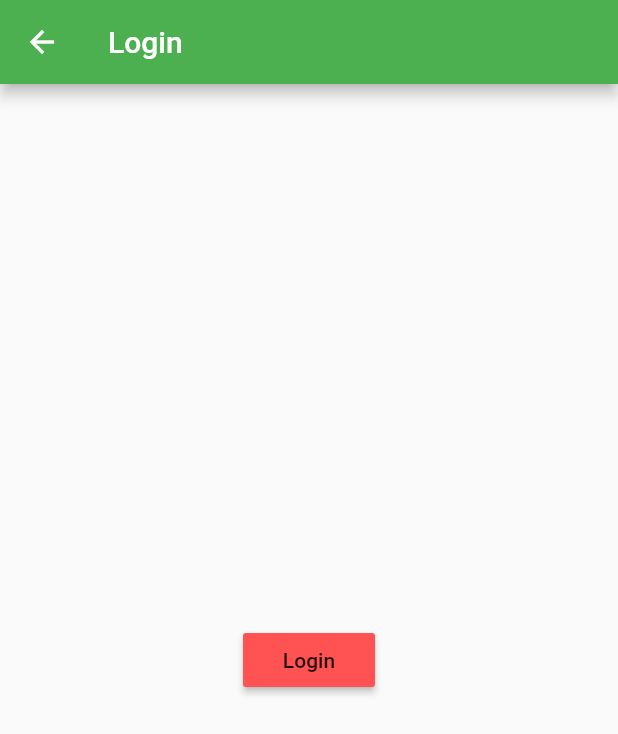
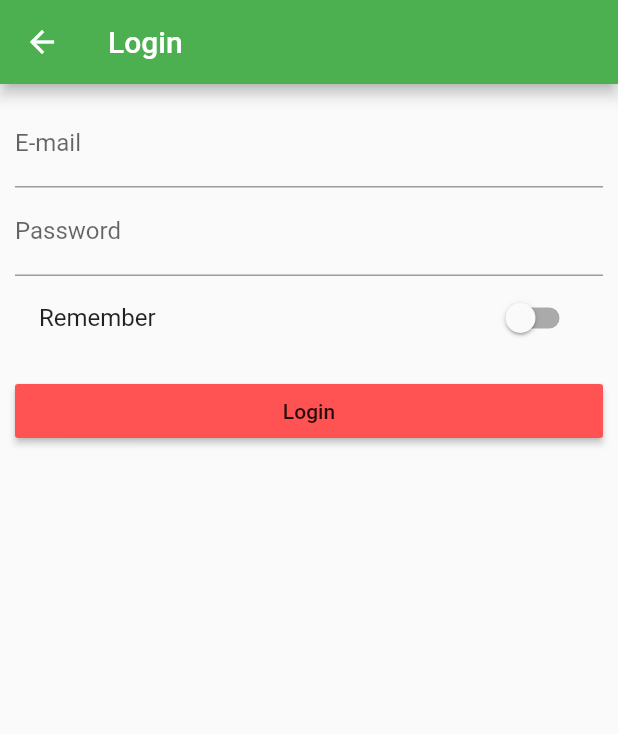
Before and after one commit to conejodan/flutter_test, a Flutter app: the AuthPage screen opened directly, on a phone screen of 412 x 824 dp. Shown: the top 734 px of the screen. Run offline on Flutter 3.47's test engine with Material 2 defaults, Android fonts, the phone set to English and light mode, and no system bars.

Commit message:
Agregando componentes a pagina de login

```diff
--- a/lib/main.dart
+++ b/lib/main.dart
@@ -43,8 +43,8 @@ class _MyAppState extends State<MyApp> {
           buttonTheme: ButtonThemeData(buttonColor: Colors.redAccent)),
       //home: AuthPage(),
       routes: {
-        '/': (BuildContext context) =>
-            ProductsPage(_products),
+        '/': (BuildContext context) => AuthPage(),
+        '/products': (BuildContext context) => ProductsPage(_products),
         '/admin': (BuildContext context) => ProductsAdminPage(_addProduct, _deleteProduct)
       },
       onGenerateRoute: (RouteSettings settings) {
--- a/lib/pages/auth.dart
+++ b/lib/pages/auth.dart
@@ -1,19 +1,63 @@
 import 'package:flutter/material.dart';
 import './products.dart';
 
-class AuthPage extends StatelessWidget {
+class AuthPage extends StatefulWidget {
+  @override
+  _AuthPageState createState() => new _AuthPageState();
+}
+
+class _AuthPageState extends State<AuthPage> {
+  String _emailValue;
+  String _passwordValue;
+  bool _rememberValue = false;
+
   @override
   Widget build(BuildContext context) {
-    return new Scaffold(
+    return Scaffold(
       appBar: AppBar(
         title: Text("Login"),
       ),
-      body: Center(
-        child: RaisedButton(
-          child: Text("Login"),
-          onPressed: () {
-            Navigator.pushReplacementNamed(context,"/");
-          },
+      body: Container(
+        margin: EdgeInsets.all(10.0),
+        child: ListView(
+          children: <Widget>[
+            TextField(
+              decoration: InputDecoration(labelText: "E-mail"),
+              keyboardType: TextInputType.emailAddress,
+              onChanged: (String value) {
+                setState(() {
+                  _emailValue = value;
+                });
+              },
+            ),
+            TextField(
+              decoration: InputDecoration(labelText: "Password"),
+              obscureText: true,
+              onChanged: (String value) {
+                setState(() {
+                  _passwordValue = value;
+                });
+              },
+            ),
+            SwitchListTile(
+              title: Text("Remember"),
+              value: _rememberValue,
+              onChanged: (bool value) {
+                setState(() {
+                _rememberValue = value;
+                });
+              },
+            ),
+            SizedBox(
+              height: 10.0,
+            ),
+            RaisedButton(
+              child: Text("Login"),
+              onPressed: () {
+                Navigator.pushReplacementNamed(context, "/products");
+              },
+            )
+          ],
         ),
       ),
     );
--- a/lib/pages/products_admin.dart
+++ b/lib/pages/products_admin.dart
@@ -27,7 +27,7 @@ class ProductsAdminPage extends StatelessWidget {
                 title: Text("All Products"),
                 onTap: () {
                   print("All Products");
-                  Navigator.pushReplacementNamed(context,"/");
+                  Navigator.pushReplacementNamed(context,"/products");
                 },
               ),
             ],
```
Also changed, not shown: lib/pages/product_create.dart (+26 -18 lines).
